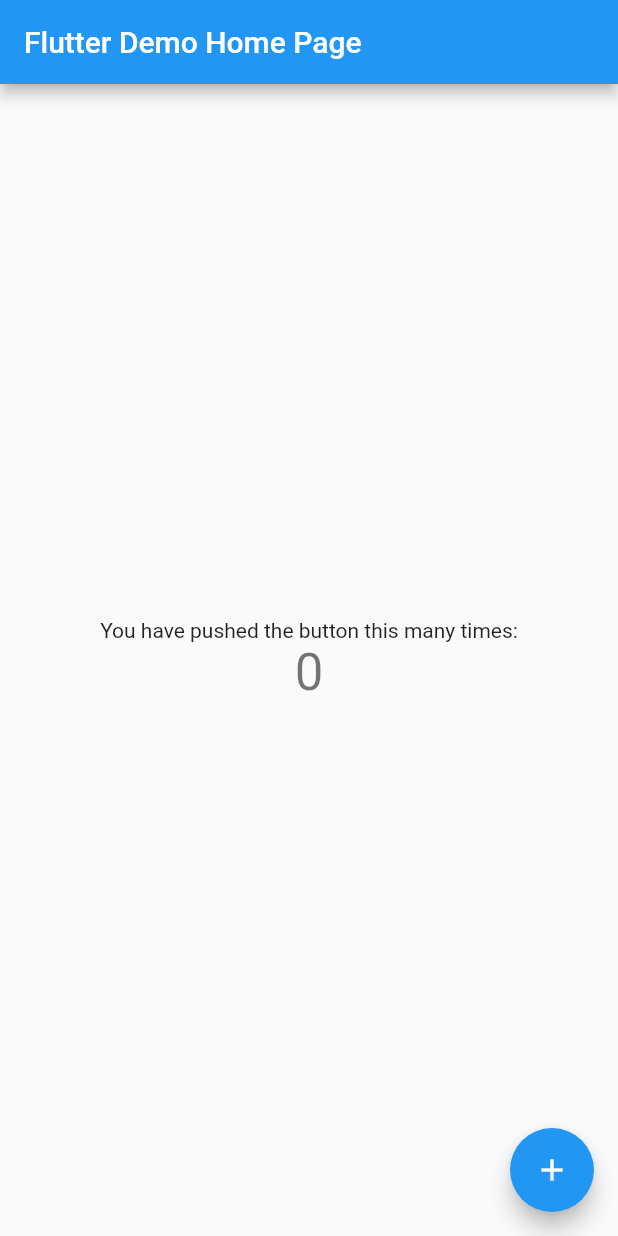
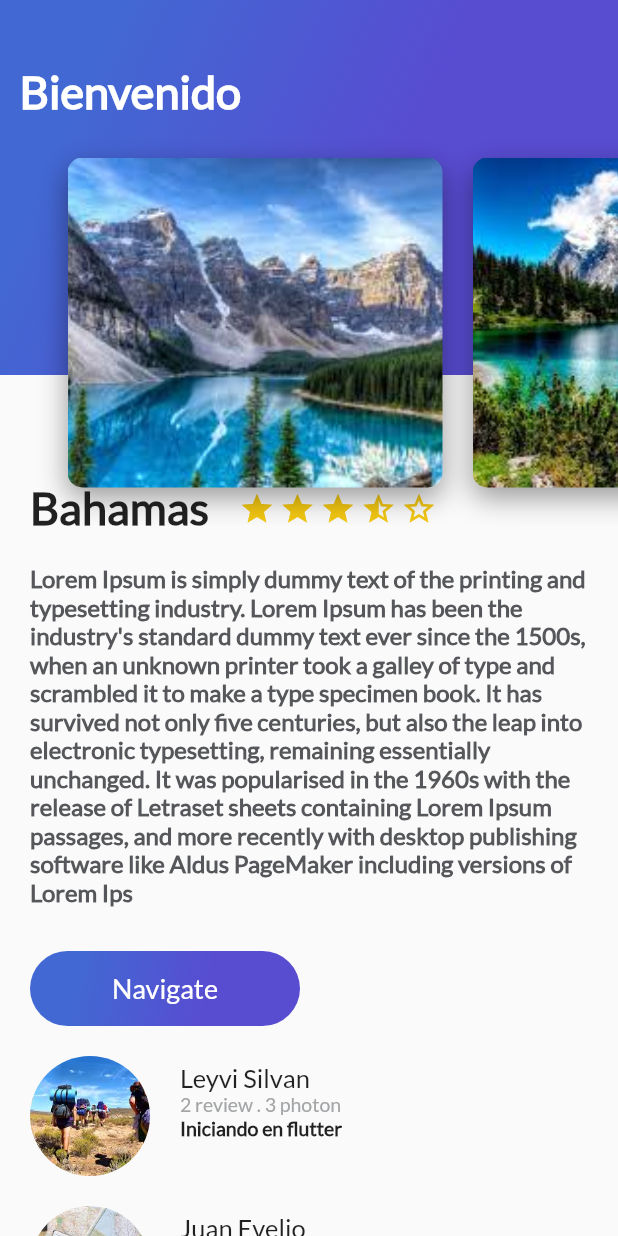
Before and after one commit to leyvicaz/trips_app_flutter, a Flutter app: the screen it shows after launch, on a phone screen of 412 x 824 dp. Run offline on Flutter 3.47's test engine with Material 2 defaults, Android fonts, the phone set to English and light mode, and no system bars.

Commit message:
- Agregando assets - Nuevos elementos

```diff
--- /dev/null
+++ b/lib/button_purple.dart
@@ -0,0 +1,54 @@
+import 'package:flutter/material.dart';
+
+class ButtonPurple extends StatelessWidget {
+  String buttonText = "Navigate";
+
+  ButtonPurple(this.buttonText);
+
+  @override
+  Widget build(BuildContext context) {
+    // TODO: implement build
+    return InkWell(
+      onTap: () {
+        Scaffold.of(context).showSnackBar(
+            SnackBar(
+                content: Text("Navegando en mi app, mi primer Mensaje"),
+            ),
+        );
+      },
+      child: Container(
+        margin: EdgeInsets.only(
+          top: 30.0,
+          left: 20.0,
+          right: 20.0,
+        ),
+        height: 50.0,
+        width: 180.0,
+        decoration: BoxDecoration(
+          borderRadius: BorderRadius.circular(30.0),
+          gradient: LinearGradient(
+              colors: [
+                Color(0xFF4268D3),
+                Color(0xFF584CD1),
+              ],
+            begin: FractionalOffset(0.2, 0.0),
+            end: FractionalOffset(1.0, 0.6),
+            stops: [0.0,0.6],
+            tileMode: TileMode.clamp,
+          ),
+        ),
+        child: Center(
+          child: Text(
+            buttonText,
+            style: TextStyle(
+              fontSize: 18.0,
+              fontFamily: "Lato",
+              color: Colors.white,
+            ),
+          ),
+        ),
+      ),
+    );
+  }
+
+}
--- /dev/null
+++ b/lib/card_image.dart
@@ -0,0 +1,39 @@
+import 'package:flutter/material.dart';
+
+class CardImage extends StatelessWidget{
+
+  String patImage = "assets/img/people.jpeg";
+  CardImage(this.patImage);
+
+  @override
+  Widget build(BuildContext context) {
+    // TODO: implement build
+
+    final card = Container(
+      height: 350.0,
+      width: 250,
+      margin: EdgeInsets.only(
+        top: 80.0,
+        left: 20.0
+      ),
+      decoration: BoxDecoration(
+        image: DecorationImage(
+          fit: BoxFit.cover,
+            image: AssetImage(patImage),
+        ),
+        borderRadius: BorderRadius.all(Radius.circular(10.0)),
+        shape: BoxShape.rectangle,
+        boxShadow: <BoxShadow>[
+          BoxShadow(
+            color: Colors.black38,
+            blurRadius: 15.0,
+            offset: Offset(0.0, 7.0)
+          )
+        ]
+      ),
+    );
+
+    return card;
+  }
+
+}
--- /dev/null
+++ b/lib/card_image_list.dart
@@ -0,0 +1,27 @@
+import 'package:flutter/material.dart';
+import 'card_image.dart';
+
+class CardImageList extends StatelessWidget {
+
+
+
+  @override
+  Widget build(BuildContext context) {
+    // TODO: implement build
+    return Container(
+      height: 350.0,
+      child: ListView(
+        padding: EdgeInsets.all(25.0),
+        scrollDirection: Axis.horizontal,
+        children: <Widget>[
+          CardImage("assets/img/slider/paisaje1.jpeg"),
+          CardImage("assets/img/slider/paisaje2.jpeg"),
+          CardImage("assets/img/slider/paisaje3.jpeg"),
+          CardImage("assets/img/slider/paisaje4.jpeg"),
+          CardImage("assets/img/slider/paisaje5.jpeg"),
+        ],
+      ),
+    );
+  }
+
+}
--- /dev/null
+++ b/lib/description_place.dart
@@ -0,0 +1,106 @@
+import 'package:flutter/material.dart';
+import 'button_purple.dart';
+
+class DescriptionPlace extends StatelessWidget {
+
+  String namePlace;
+  int starts;
+  String descriptionPlace;
+
+  DescriptionPlace(this.namePlace, this.starts, this.descriptionPlace);
+
+  @override
+  Widget build(BuildContext context) {
+    // TODO: implement build
+
+    final description = Container(
+      margin: new EdgeInsets.only(
+        top: 20.0,
+        left: 20.0,
+        right: 20.0
+      ),
+      child: new Text(
+        descriptionPlace,
+        style: const TextStyle(
+          fontSize: 16.0,
+          fontWeight: FontWeight.bold,
+          color: Color(0xFF56575a),
+          fontFamily: "Lato",
+        ),
+      ),
+    );
+
+    final start_half = Container(
+      margin: EdgeInsets.only(
+          top: 323.0,
+          right: 3.0
+      ),
+      child: Icon(
+        Icons.star_half,
+        color: Color(0xFFF2c611),
+      ),
+    );
+
+    final start_border = Container(
+      margin: EdgeInsets.only(
+          top: 323.0,
+          right: 3.0
+      ),
+      child: Icon(
+        Icons.star_border,
+        color: Color(0xFFF2c611),
+      ),
+    );
+
+    final start = Container(
+      margin: EdgeInsets.only(
+        top: 323.0,
+        right: 3.0
+      ),
+      child: Icon(
+        Icons.star,
+        color: Color(0xFFF2c611),
+      ),
+    );
+
+    final title_starts =  Row(
+      children: <Widget>[
+        Container(
+          margin: EdgeInsets.only(
+            top: 320.0,
+            left: 20.0,
+            right: 20.0
+          ),
+
+          child: Text(
+            namePlace,
+            style: TextStyle(
+              fontSize: 30.0,
+              fontWeight: FontWeight.w900,
+              fontFamily: "Lato"
+            ),
+            textAlign: TextAlign.left,
+          ),
+        ),
+        Row(
+          children: <Widget>[
+            start,
+            start,
+            start,
+            start_half,
+            start_border
+          ],
+        )
+      ],
+    );
+    return Column(
+      crossAxisAlignment: CrossAxisAlignment.start,
+      children: <Widget>[
+        title_starts,
+        description,
+        ButtonPurple("Navigate"),
+      ],
+    );
+  }
+
+}
--- /dev/null
+++ b/lib/gradient_back.dart
@@ -0,0 +1,38 @@
+import 'package:flutter/material.dart';
+
+class GradientBack extends StatelessWidget{
+  String title = "Popular";
+
+  GradientBack(this.title);
+
+  @override
+  Widget build(BuildContext context) {
+    // TODO: implement build
+    return Container(
+      height: 250.0,
+      decoration: BoxDecoration(
+        gradient: LinearGradient(
+            colors: [
+              Color(0xFF4268D3),
+              Color(0xFF584Cd1)
+            ],
+          begin: FractionalOffset(0.2, 0.0),
+          end: FractionalOffset(1.0, 0.6),
+          stops: [0.0, 0.6],
+          tileMode: TileMode.clamp
+        )
+      ),
+      child: Text(
+        title,
+        style: TextStyle(
+          color: Colors.white,
+          fontSize: 30.0,
+          fontFamily: "Lato",
+          fontWeight: FontWeight.bold,
+        ),
+      ),
+      alignment: Alignment(-0.9, -0.6),
+    );
+  }
+
+}
--- /dev/null
+++ b/lib/header_appbar.dart
@@ -0,0 +1,18 @@
+import 'package:flutter/material.dart';
+import 'gradient_back.dart';
+import 'card_image_list.dart';
+
+class HeaderAppbar extends StatelessWidget {
+
+  @override
+  Widget build(BuildContext context) {
+    // TODO: implement build
+    return Stack(
+      children: <Widget>[
+        GradientBack("Bienvenido"),
+        CardImageList(),
+      ],
+    );
+  }
+
+}
--- a/lib/main.dart
+++ b/lib/main.dart
@@ -1,8 +1,15 @@
 import 'package:flutter/material.dart';
+import 'description_place.dart';
+import 'review_list.dart';
+import 'gradient_back.dart';
+import 'header_appbar.dart';
 
 void main() => runApp(MyApp());
 
 class MyApp extends StatelessWidget {
+
+  String descriptionDummy = "Lorem Ipsum is simply dummy text of the printing and typesetting industry. Lorem Ipsum has been the industry's standard dummy text ever since the 1500s, when an unknown printer took a galley of type and scrambled it to make a type specimen book. It has survived not only five centuries, but also the leap into electronic typesetting, remaining essentially unchanged. It was popularised in the 1960s with the release of Letraset sheets containing Lorem Ipsum passages, and more recently with desktop publishing software like Aldus PageMaker including versions of Lorem Ips";
+
   // This widget is the root of your application.
   @override
   Widget build(BuildContext context) {
@@ -20,7 +27,19 @@ class MyApp extends StatelessWidget {
         // is not restarted.
         primarySwatch: Colors.blue,
       ),
-      home: MyHomePage(title: 'Flutter Demo Home Page'),
+      home: Scaffold(
+        body: Stack(
+          children: <Widget>[
+            ListView(
+              children: <Widget>[
+                DescriptionPlace("Bahamas", 4, descriptionDummy),
+                ReviewList()
+              ],
+            ),
+            HeaderAppbar(),
+          ],
+        ),
+      )//MyHomePage(title: 'Flutter Demo Home Page'),
     );
   }
 }
--- /dev/null
+++ b/lib/review.dart
@@ -0,0 +1,94 @@
+import 'package:flutter/material.dart';
+
+class Review extends StatelessWidget{
+
+  String pathImage = "asset/img/people.jpeg";
+  String name = "Varuna Yasas";
+  String details = "1 review 5 photos";
+  String comments = "There es an amazing Sir lanka";
+
+  Review(this.pathImage, this.name, this.details, this.comments);
+
+  @override
+  Widget build(BuildContext context) {
+
+    final userName = Container(
+      margin: EdgeInsets.only(
+        left: 20.0
+      ),
+      child: Text(
+          name,
+        textAlign: TextAlign.left,
+        style: TextStyle(
+          fontFamily: "Lato",
+          fontSize: 17.0
+        ),
+      ),
+    );
+
+    final userInfo = Container(
+      margin: EdgeInsets.only(
+          left: 20.0
+      ),
+      child: Text(
+        details,
+        textAlign: TextAlign.left,
+        style: TextStyle(
+            fontFamily: "Lato",
+            fontSize: 13.0,
+          color: Color(0xFFa3a5a7)
+        ),
+      ),
+    );
+
+    final userComments = Container(
+      margin: EdgeInsets.only(
+          left: 20.0
+      ),
+      child: Text(
+        comments,
+        textAlign: TextAlign.left,
+        style: TextStyle(
+            fontFamily: "Lato",
+            fontSize: 13.0,
+          fontWeight: FontWeight.w900,
+        ),
+      ),
+    );
+
+    final userDatails = Column(
+      crossAxisAlignment: CrossAxisAlignment.start,
+      children: <Widget>[
+        userName,
+        userInfo,
+        userComments
+      ],
+    );
+
+    final photo = Container(
+      margin: EdgeInsets.only(
+          top: 20.0,
+          left: 20.0
+      ),
+
+      width: 80.0,
+      height: 80.0,
+
+      decoration: BoxDecoration(
+          shape: BoxShape.circle,
+          image: DecorationImage(
+            fit: BoxFit.cover,
+            image: AssetImage(pathImage)
+          )
+      ),
+    );
+    // TODO: implement build
+    return Row(
+      children: <Widget>[
+        photo,
+        userDatails
+      ],
+    );
+  }
+
+}
--- /dev/null
+++ b/lib/review_list.dart
@@ -0,0 +1,20 @@
+import 'package:flutter/material.dart';
+import 'review.dart';
+
+class ReviewList extends StatelessWidget {
+  @override
+  Widget build(BuildContext context) {
+    // TODO: implement build
+    return Column(
+      crossAxisAlignment: CrossAxisAlignment.start,
+      children: <Widget>[
+        Review("assets/img/people.jpeg", "Leyvi Silvan", "2 review . 3 photon", "Iniciando en flutter"),
+        Review("assets/img/image2.jpeg", "Juan Evelio", "1 review 3 photon", "Conociendo tabasco"),
+        Review("assets/img/image1.jpeg", "Landy Silvan", "0 review 3 photon", "Pasenando solamente"),
+        Review("assets/img/image2.jpeg", "Lucrecia Silvan", "0 review 3 photon", "Pasenando solamente"),
+        Review("assets/img/image1.jpeg", "Lucila Silvan", "0 review 3 photon", "Pasenando solamente"),
+      ],
+    );
+  }
+
+}
```
Also changed, not shown: pubspec.yaml (+14 -0 lines), assets/img/image1.jpeg (added), assets/img/image2.jpeg (added), assets/img/people.jpeg (added), assets/img/slider/paisaje1.jpeg (added), assets/img/slider/paisaje2.jpeg (added), assets/img/slider/paisaje3.jpeg (added), assets/img/slider/paisaje4.jpeg (added), assets/img/slider/paisaje5.jpeg (added), fonts/Lato-Regular.ttf (added), 2 other files.
